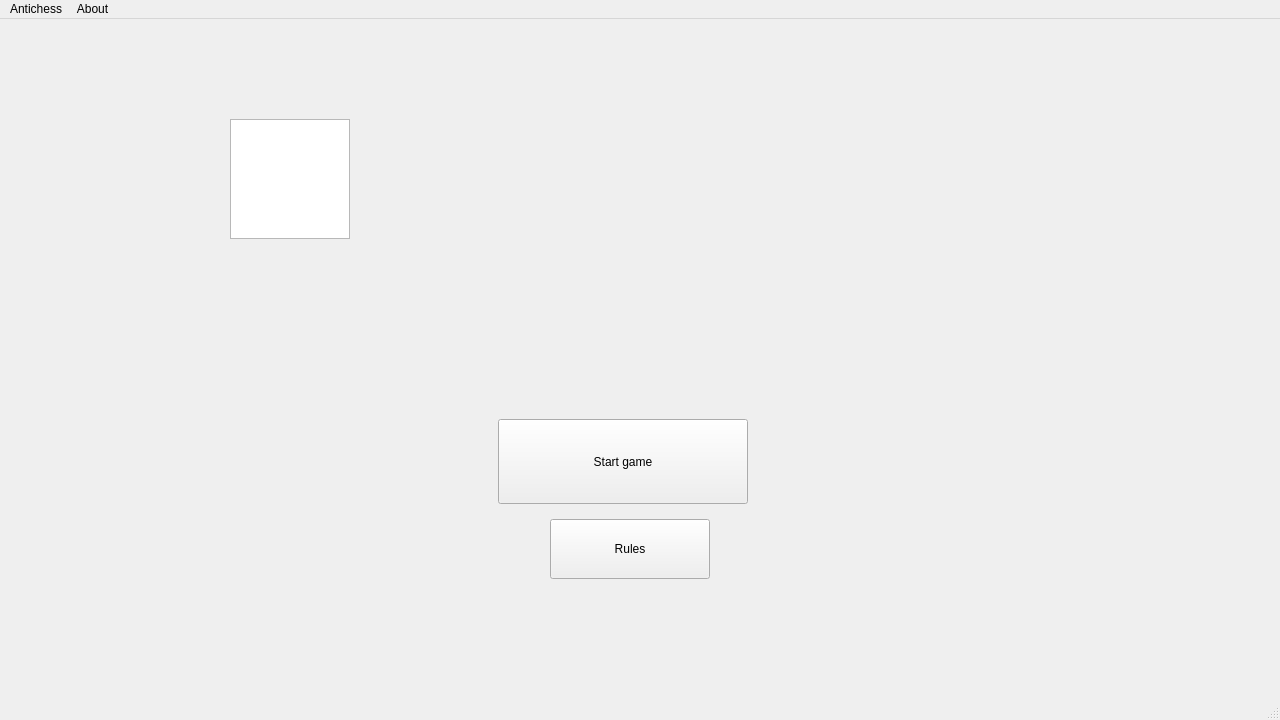
Qt form Antichess/mainwindow.ui (L0G4NN/EE273Project) before a commit.
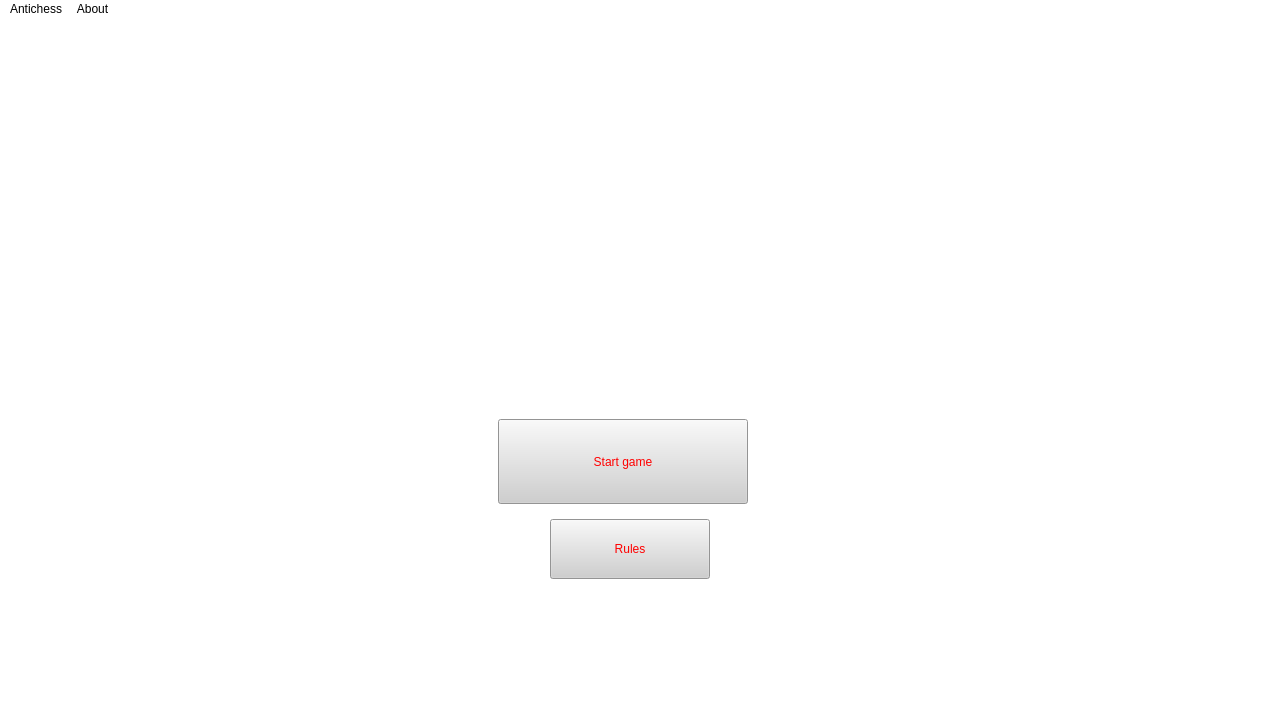
The same form after that commit.

```diff
--- a/Antichess/mainwindow.ui
+++ b/Antichess/mainwindow.ui
@@ -13,6 +13,9 @@
   <property name="windowTitle">
    <string>Antichess</string>
   </property>
+  <property name="styleSheet">
+   <string notr="true">background-color: rgb(255, 255, 255);</string>
+  </property>
   <widget class="QWidget" name="centralwidget">
    <widget class="QPushButton" name="pushButton">
     <property name="geometry">
@@ -23,6 +26,10 @@
       <height>85</height>
      </rect>
     </property>
+    <property name="styleSheet">
+     <string notr="true">color: rgb(255, 0, 0);
+background-color: rgb(207, 207, 207);</string>
+    </property>
     <property name="text">
      <string>Start game</string>
     </property>
@@ -36,20 +43,14 @@
       <height>60</height>
      </rect>
     </property>
+    <property name="styleSheet">
+     <string notr="true">color: rgb(255, 0, 0);
+background-color: rgb(207, 207, 207);</string>
+    </property>
     <property name="text">
      <string>Rules</string>
     </property>
-   </widget>
-   <widget class="QGraphicsView" name="graphicsView">
-    <property name="geometry">
-     <rect>
-      <x>230</x>
-      <y>100</y>
-      <width>120</width>
-      <height>120</height>
-     </rect>
-    </property>
-    <property name="autoFillBackground">
+    <property name="default">
      <bool>false</bool>
     </property>
    </widget>
@@ -63,11 +64,6 @@
      <height>25</height>
     </rect>
    </property>
-   <widget class="QMenu" name="menuAntichess">
-    <property name="title">
-     <string>Antichess</string>
-    </property>
-   </widget>
    <widget class="QMenu" name="menuAbout">
     <property name="title">
      <string>About</string>
@@ -75,6 +71,11 @@
     <addaction name="actionRules"/>
     <addaction name="actionCreated_by_Elias_and_Logan"/>
    </widget>
+   <widget class="QMenu" name="menuAntichess">
+    <property name="title">
+     <string>Antichess</string>
+    </property>
+   </widget>
    <addaction name="menuAntichess"/>
    <addaction name="menuAbout"/>
   </widget>
```
Left out of the diff: 6 changed lines with no effect on the pictures.
